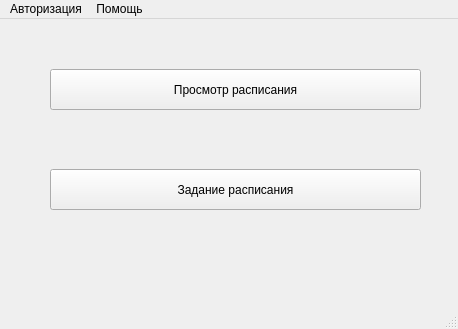
First picture: the form in venv/main.ui, repository InfGAI/timetable, before the edit.
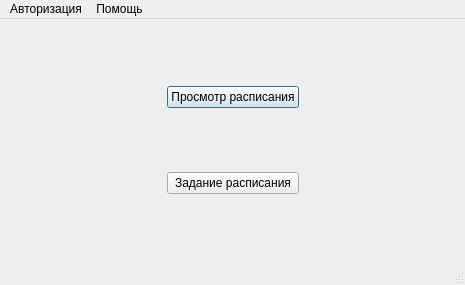
Second picture: the form after the edit.

What changed in the file:
```diff
--- a/venv/main.ui
+++ b/venv/main.ui
@@ -6,66 +6,75 @@
    <rect>
     <x>0</x>
     <y>0</y>
-    <width>458</width>
-    <height>329</height>
+    <width>465</width>
+    <height>285</height>
    </rect>
   </property>
   <property name="windowTitle">
    <string>MainWindow</string>
   </property>
   <widget class="QWidget" name="centralwidget">
-   <widget class="QPushButton" name="bview">
-    <property name="geometry">
-     <rect>
-      <x>50</x>
-      <y>50</y>
-      <width>371</width>
-      <height>41</height>
-     </rect>
-    </property>
-    <property name="text">
-     <string>Просмотр расписания</string>
-    </property>
-   </widget>
-   <widget class="QLabel" name="label">
-    <property name="geometry">
-     <rect>
-      <x>30</x>
-      <y>40</y>
-      <width>141</width>
-      <height>16</height>
-     </rect>
-    </property>
-    <property name="font">
-     <font>
-      <family>Arial</family>
-      <pointsize>18</pointsize>
-     </font>
-    </property>
-    <property name="text">
-     <string/>
-    </property>
-   </widget>
-   <widget class="QPushButton" name="bset">
-    <property name="geometry">
-     <rect>
-      <x>50</x>
-      <y>150</y>
-      <width>371</width>
-      <height>41</height>
-     </rect>
-    </property>
-    <property name="text">
-     <string>Задание расписания</string>
-    </property>
-   </widget>
+   <layout class="QGridLayout" name="gridLayout">
+    <item row="1" column="1">
+     <widget class="QPushButton" name="bset">
+      <property name="toolTip">
+       <string>&lt;html&gt;&lt;head/&gt;&lt;body&gt;&lt;p&gt;Для изменения расписания авторизайтесь, пожалуйста.&lt;/p&gt;&lt;/body&gt;&lt;/html&gt;</string>
+      </property>
+      <property name="styleSheet">
+       <string notr="true">font: 75 20pt &quot;Verdana&quot;;</string>
+      </property>
+      <property name="text">
+       <string>Задание расписания</string>
+      </property>
+     </widget>
+    </item>
+    <item row="0" column="0">
+     <spacer name="horizontalSpacer">
+      <property name="orientation">
+       <enum>Qt::Horizontal</enum>
+      </property>
+      <property name="sizeHint" stdset="0">
+       <size>
+        <width>40</width>
+        <height>20</height>
+       </size>
+      </property>
+     </spacer>
+    </item>
+    <item row="0" column="1">
+     <widget class="QPushButton" name="bview">
+      <property name="styleSheet">
+       <string notr="true">font: 75 20pt &quot;Verdana&quot;;</string>
+      </property>
+      <property name="text">
+       <string>Просмотр расписания</string>
+      </property>
+      <property name="default">
+       <bool>true</bool>
+      </property>
+     </widget>
+    </item>
+    <item row="0" column="2">
+     <spacer name="horizontalSpacer_2">
+      <property name="orientation">
+       <enum>Qt::Horizontal</enum>
+      </property>
+      <property name="sizeHint" stdset="0">
+       <size>
+        <width>40</width>
+        <height>20</height>
+       </size>
+      </property>
+     </spacer>
+    </item>
+   </layout>
   </widget>
   <widget class="QMenuBar" name="menubar">
    <property name="geometry">
     <rect>
      <x>0</x>
      <y>0</y>
-     <width>458</width>
+     <width>465</width>
      <height>18</height>
     </rect>
    </property>
```
Left out of the diff: 8 changed lines with no effect on the pictures.
